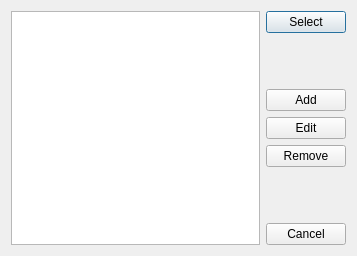
MaxAndy8/SalesCalculator, file src/ui/dialogs/SelectDatabaseDialog.ui: the form before one commit.
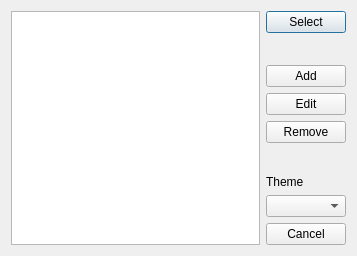
The form after the commit.

```diff
--- a/src/ui/dialogs/SelectDatabaseDialog.ui
+++ b/src/ui/dialogs/SelectDatabaseDialog.ui
@@ -73,6 +73,16 @@
        </property>
       </spacer>
      </item>
+     <item>
+      <widget class="QLabel" name="labelTheme">
+       <property name="text">
+        <string>Theme</string>
+       </property>
+      </widget>
+     </item>
+     <item>
+      <widget class="QComboBox" name="comboTheme"/>
+     </item>
      <item>
       <widget class="QPushButton" name="btnCancel">
        <property name="text">
```
